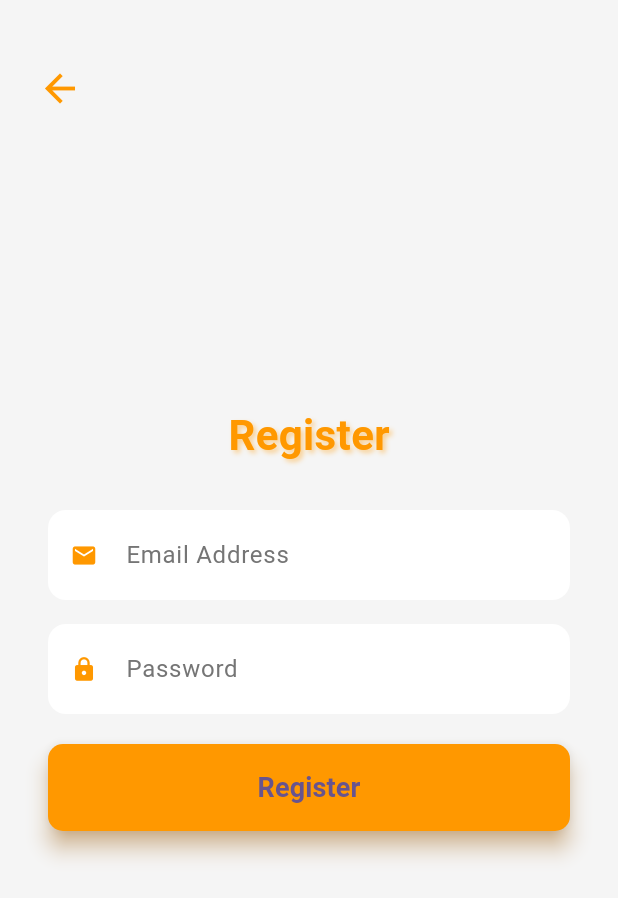
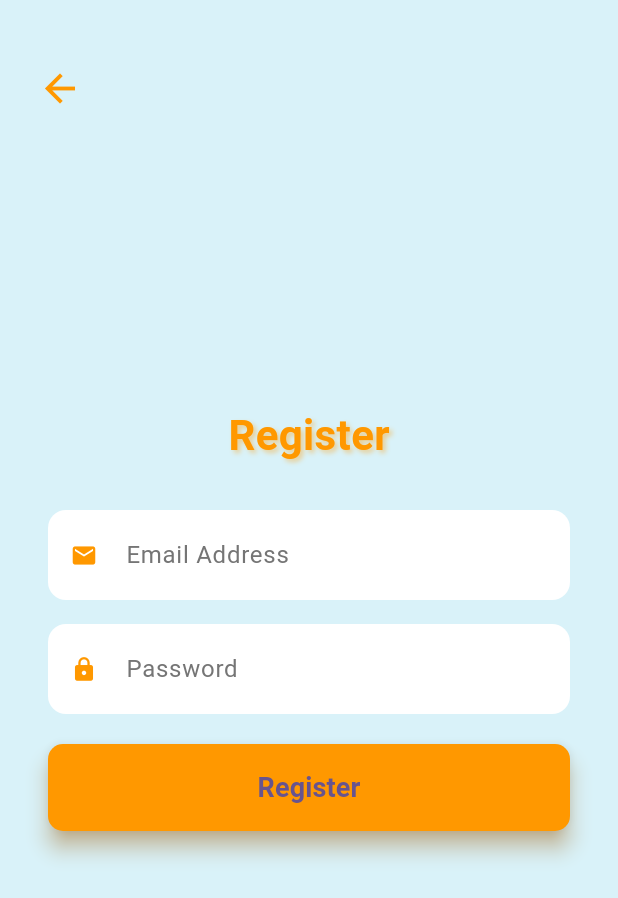
Before and after one commit to akujgmw/shopping-app, a Flutter app: the screen it shows after launch, after a tap on "Sign In", after a tap on "Register", on a phone screen of 412 x 824 dp. Shown: the top 898 px of the screen. Run offline on Flutter 3.47's test engine with Material 3 defaults, Android fonts, the light colour scheme and no system bars; our stand-ins replace firebase_auth, firebase_core, flutter_rating_bar, shared_preferences, sqflite; accounts and stored records are empty; network calls fail.

Commit message:
feat: change login and register background color

```diff
--- a/lib/screens/login_page.dart
+++ b/lib/screens/login_page.dart
@@ -46,7 +46,7 @@ class _LoginPageState extends State<LoginPage> {
   @override
   Widget build(BuildContext context) {
     return Scaffold(
-      backgroundColor: Colors.grey[100],
+      backgroundColor: Color(0xFFD9F2F9),
       body: Padding(
         padding: const EdgeInsets.symmetric(horizontal: 32.0),
         child: Column(
--- a/lib/screens/register_page.dart
+++ b/lib/screens/register_page.dart
@@ -59,7 +59,7 @@ class _RegisterPageState extends State<RegisterPage> {
   @override
   Widget build(BuildContext context) {
     return Scaffold(
-      backgroundColor: Colors.grey[100],
+      backgroundColor: Color(0xFFD9F2F9),
       body: Stack(
         children: [
           Padding(
```
